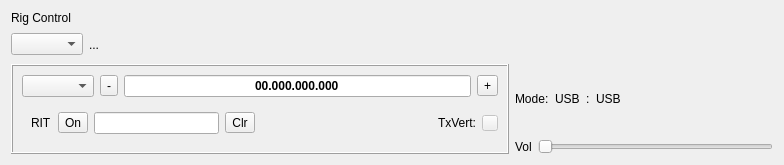
The window that mqt/MqtLogger/rigcontrolframe.ui (Rsclub22/Minos2-Mirror) describes before a commit, drawn with Qt 5.
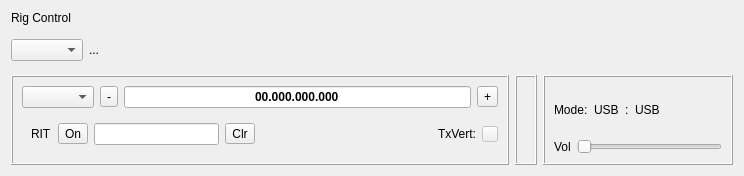
The same window after the commit. Custom widgets are drawn as their Qt base class.

Commit message: get the bandsel buttons to sit in a frame at last!

```diff
--- a/mqt/MqtLogger/rigcontrolframe.ui
+++ b/mqt/MqtLogger/rigcontrolframe.ui
@@ -6,8 +6,8 @@
    <rect>
     <x>0</x>
     <y>0</y>
-    <width>784</width>
-    <height>165</height>
+    <width>744</width>
+    <height>176</height>
    </rect>
   </property>
   <property name="windowTitle">
@@ -19,7 +19,7 @@
   <property name="frameShadow">
    <enum>QFrame::Raised</enum>
   </property>
-  <layout class="QVBoxLayout" name="verticalLayout_3">
+  <layout class="QVBoxLayout" name="verticalLayout_4">
    <item>
     <widget class="QLabel" name="label_3">
      <property name="sizePolicy">
@@ -273,9 +273,28 @@
       </widget>
      </item>
      <item>
+      <widget class="QFrame" name="bandSelFrame">
+       <property name="frameShape">
+        <enum>QFrame::Box</enum>
+       </property>
+       <property name="frameShadow">
+        <enum>QFrame::Raised</enum>
+       </property>
+       <layout class="QVBoxLayout" name="verticalLayout_3">
+        <item>
       <layout class="QGridLayout" name="bandSelGridLayout"/>
      </item>
+       </layout>
+      </widget>
+     </item>
      <item>
+      <widget class="QFrame" name="frame_2">
+       <property name="frameShape">
+        <enum>QFrame::Box</enum>
+       </property>
+       <property name="frameShadow">
+        <enum>QFrame::Raised</enum>
+       </property>
       <layout class="QVBoxLayout" name="verticalLayout_2">
        <item>
         <layout class="QHBoxLayout" name="horizontalLayout_2">
@@ -344,6 +363,7 @@
         </layout>
        </item>
       </layout>
+      </widget>
      </item>
     </layout>
    </item>
```
Lines whose indentation alone changed are shown as unchanged.
